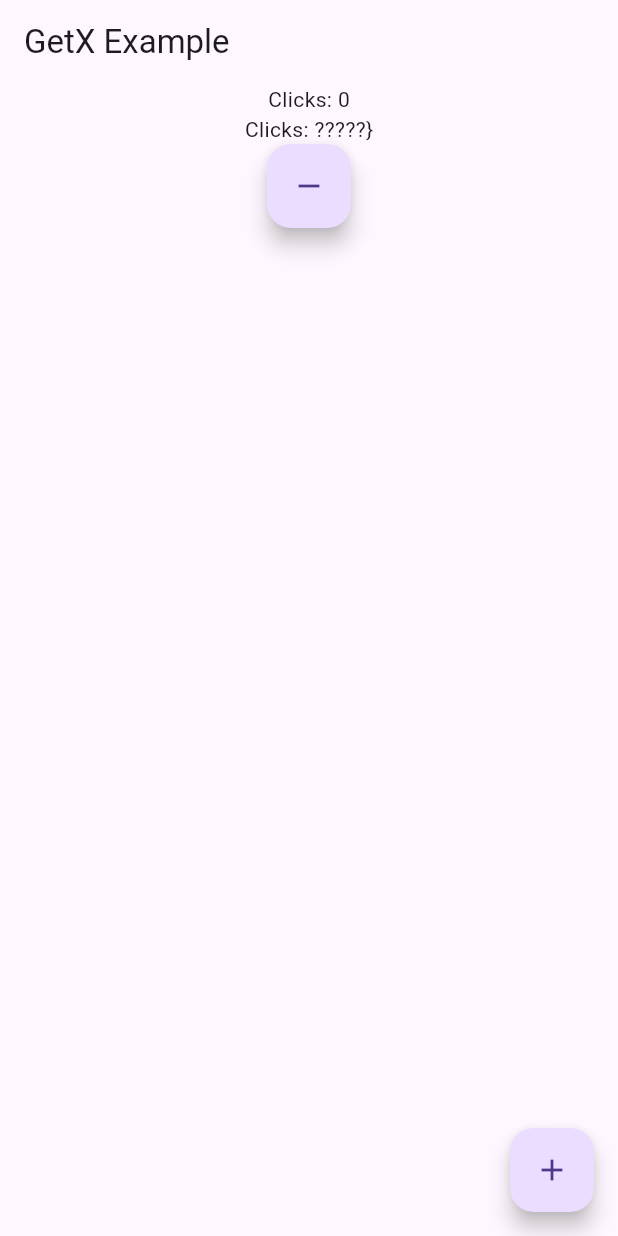
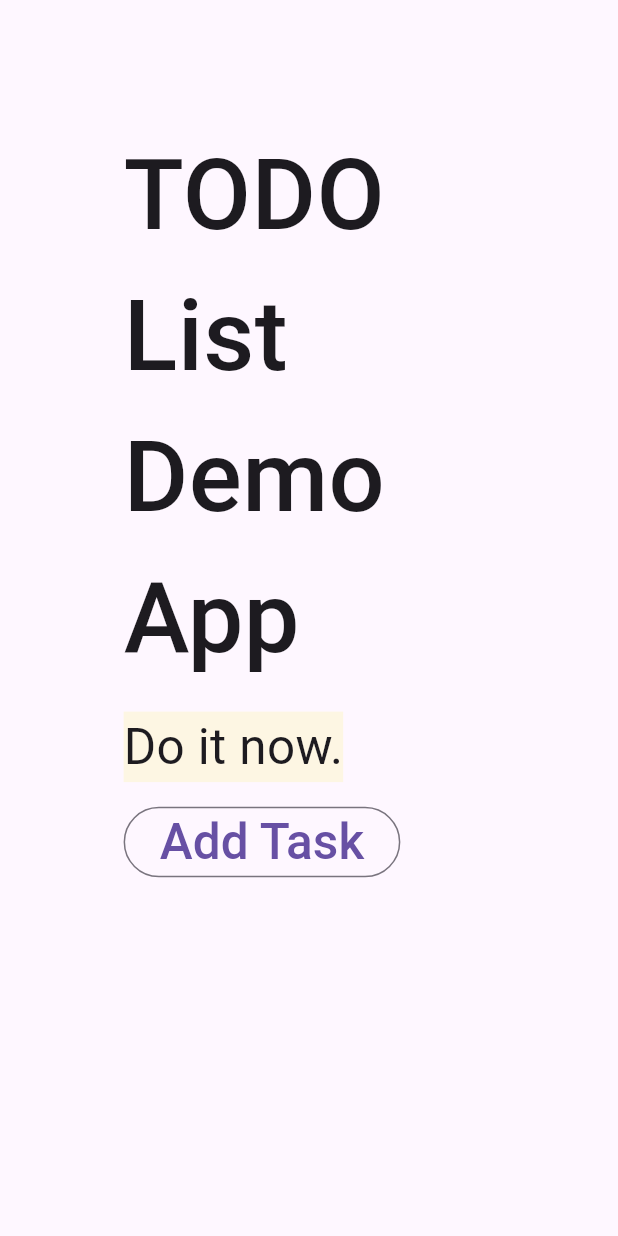
Before and after one commit to SD19767/todolist, a Flutter app: the screen it shows after launch, on a phone screen of 412 x 824 dp. Run offline on Flutter 3.47's test engine with Material 3 defaults, Android fonts, the phone set to English and light mode, and no system bars; our stand-ins replace get.

Commit message:
add to do list arch

```diff
--- a/lib/controllers/data_controller.dart
+++ /dev/null
@@ -1,13 +0,0 @@
-import 'package:get/get.dart';
-
-class DataController extends GetxController {
-  var count = 0.obs;
-
-  void increment() {
-    count++;
-  }
-
-  void decrease() {
-    count--;
-  }
-}
--- /dev/null
+++ b/lib/controllers/home_page_controller.dart
@@ -0,0 +1,20 @@
+import 'package:flutter_learn_getx/dataModel/TaskStatus.dart';
+import 'package:flutter_learn_getx/dataModel/task_model.dart';
+import 'package:flutter_learn_getx/services/task_service.dart';
+import 'package:get/get.dart';
+
+class HomePageController extends GetxController {
+  final TaskService taskService = Get.find<TaskService>();
+
+  void createTask(String taskName, TaskStatus status) {
+    taskService.createTask(taskName, status);
+  }
+
+  void removeTask(int index) {
+    taskService.removeTask(index);
+  }
+
+  void updateTask(int index, TaskModel task) {
+    taskService.updateTask(index, task);
+  }
+}
--- /dev/null
+++ b/lib/controllers/list_view_controller.dart
@@ -0,0 +1,6 @@
+import 'package:flutter_learn_getx/services/task_service.dart';
+import 'package:get/get.dart';
+
+class ListViewController extends GetxController {
+  final TaskService taskService = Get.find<TaskService>();
+}
--- /dev/null
+++ b/lib/dataModel/TaskStatus.dart
@@ -0,0 +1,20 @@
+enum TaskStatus {
+  todo,
+  inProgress,
+  complete
+}
+
+extension TaskStatusExtension on TaskStatus {
+  String get description {
+    switch (this) {
+      case TaskStatus.todo:
+        return 'Todo';
+      case TaskStatus.inProgress:
+        return 'In Progress';
+      case TaskStatus.complete:
+        return 'Complete';
+      default:
+        return '';
+    }
+  }
+}
--- /dev/null
+++ b/lib/dataModel/task_model.dart
@@ -0,0 +1,9 @@
+import 'package:flutter_learn_getx/dataModel/TaskStatus.dart';
+
+class TaskModel {
+  int id;
+  String taskName;
+  TaskStatus status;
+
+  TaskModel({required this.id, required this.taskName, required this.status});
+}
--- a/lib/dataModel/user_model.dart
+++ /dev/null
@@ -1,6 +0,0 @@
-class UserModel {
-  String name;
-  int age;
-
-  UserModel({required this.name, required this.age});
-}
--- a/lib/main.dart
+++ b/lib/main.dart
@@ -1,8 +1,12 @@
 import 'package:flutter/material.dart';
+import 'package:flutter_learn_getx/pages/home_page.dart';
+import 'package:flutter_learn_getx/services/task_service.dart';
 import 'package:get/get.dart';
-import 'controllers/data_controller.dart';
+import 'controllers/home_page_controller.dart';
 
 void main() {
+  Get.put(TaskService());
+  Get.put(HomePageController());
   runApp(MyApp());
 }
 
@@ -10,35 +14,7 @@ class MyApp extends StatelessWidget {
   @override
   Widget build(BuildContext context) {
     return GetMaterialApp(
-      home: Home(),
+      home: HomePage(),
     );
   }
 }
-
-class Home extends StatelessWidget {
-  // 初始化控制器
-  final DataController counterController = Get.put(DataController());
-
-  @override
-  Widget build(BuildContext context) {
-    return Scaffold(
-      appBar: AppBar(title: Text('GetX Example')),
-      body: Center(
-        child: Column(
-          children: [
-            Obx(() => Text('Clicks: ${counterController.count}')),
-            Text('Clicks: ?????}'),
-            FloatingActionButton(
-              onPressed: counterController.decrease,
-              child:  Icon(Icons.remove),
-              )
-          ],
-        ),
-      ),
-      floatingActionButton: FloatingActionButton(
-        onPressed: counterController.increment,
-        child: Icon(Icons.add),
-      ),
-    );
-  }
-}
--- /dev/null
+++ b/lib/pages/home_page.dart
@@ -0,0 +1,48 @@
+import 'package:flutter/material.dart';
+import 'package:flutter_learn_getx/controllers/home_page_controller.dart';
+import 'package:flutter_learn_getx/services/task_service.dart';
+import 'package:get/get.dart';
+
+class HomePage extends StatelessWidget {
+  @override
+  Widget build(BuildContext context) {
+    final homePageController = Get.find<HomePageController>();
+
+    // 取得螢幕寬度
+    double screenWidth = MediaQuery.of(context).size.height;
+
+    // 設定文字大小比例
+    double bigTitleSize = screenWidth * 0.08;
+    double titleSize = screenWidth * 0.04;
+    double edgeInsets = screenWidth * 0.1;
+    return Scaffold(
+      body: Padding(
+        padding: EdgeInsets.all(edgeInsets),
+        child: Column(
+          crossAxisAlignment: CrossAxisAlignment.start,
+          children: [
+            Text('TODO List Demo App',
+        style: TextStyle(fontSize: bigTitleSize, fontWeight: FontWeight.w500),),
+        SizedBox(height: 16),
+
+            Container(
+              color: Color(0xFFFDF6E3),
+              child: Text(
+                'Do it now.',
+                style: TextStyle(fontSize: titleSize),
+              ),
+            ),
+            SizedBox(height: 16),
+            OutlinedButton(
+              onPressed: () {
+                // Add task logic here
+              },
+              child: Text('Add Task', style: TextStyle(fontSize: titleSize)),
+            ),
+            SizedBox(height: 16),
+          ],
+        ),
+      ),
+    );
+  }
+}
--- /dev/null
+++ b/lib/services/task_service.dart
@@ -0,0 +1,28 @@
+import 'package:flutter_learn_getx/dataModel/TaskStatus.dart';
+import 'package:flutter_learn_getx/dataModel/task_model.dart';
+import 'package:get/get.dart';
+
+class TaskService extends GetxController {
+  final tasks = <TaskModel>[];
+
+  void createTask(String taskName,TaskStatus status) {
+    tasks.add(TaskModel(id: _getNewID(), taskName: taskName, status: status));
+  }
+
+  void removeTask(int index) {
+    tasks.removeAt(index);
+  }
+
+  void updateTask(int index, TaskModel task){
+    tasks.insert(index, task);
+  }
+
+  int _getNewID() {
+    if (tasks.isNotEmpty) {
+      final newID = tasks.last.id++;
+      return newID;
+    } else {
+      return 0;
+    }
+  }
+}
```
Also changed, not shown: lib/controllers/user_controller.dart (deleted, +0 -16 lines), 1 other file.
